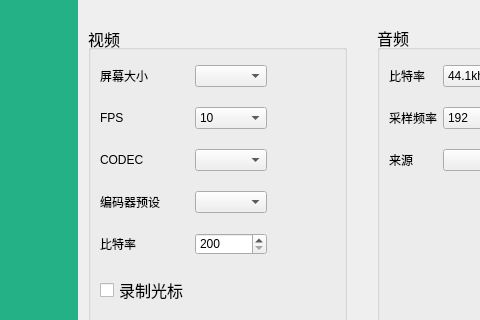
Before: the Qt Designer form obs/forms/YDBSettings.ui in sunwenjieIT/wenjie-obs-personal, drawn with Qt 5; both pictures show x 132 to 612 and y 166 to 486 of the 808 by 579 pixel window.
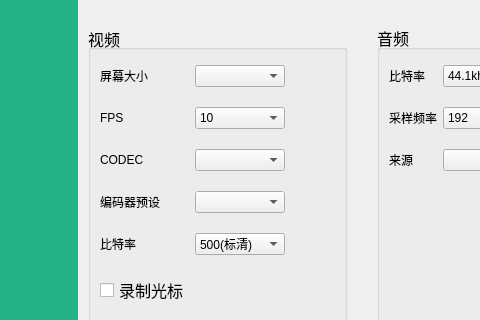
After: the same form once the commit is applied. The open tabs and pages were chosen to show the change. Icons and pictures are not drawn.

Diff of the .ui file:
```diff
--- a/obs/forms/YDBSettings.ui
+++ b/obs/forms/YDBSettings.ui
@@ -1179,30 +1179,6 @@
                 </item>
                </widget>
               </item>
-              <item row="4" column="1">
-               <widget class="QSpinBox" name="simpleOutputVBitrate">
-                <property name="maximumSize">
-                 <size>
-                  <width>16777215</width>
-                  <height>16777215</height>
-                 </size>
-                </property>
-                <property name="font">
-                 <font>
-                  <pointsize>9</pointsize>
-                 </font>
-                </property>
-                <property name="styleSheet">
-                 <string notr="true">color: rgb(0, 0, 0);</string>
-                </property>
-                <property name="minimum">
-                 <number>200</number>
-                </property>
-                <property name="maximum">
-                 <number>1000000</number>
-                </property>
-               </widget>
-              </item>
               <item row="2" column="1">
                <widget class="QComboBox" name="simpleOutStrEncoder">
                 <property name="maximumSize">
@@ -1316,6 +1292,30 @@
                 </property>
                </widget>
               </item>
+              <item row="4" column="1">
+               <widget class="QComboBox" name="simpleOutputVBitrate">
+                <property name="font">
+                 <font>
+                  <pointsize>9</pointsize>
+                 </font>
+                </property>
+                <item>
+                 <property name="text">
+                  <string>500(标清)</string>
+                 </property>
+                </item>
+                <item>
+                 <property name="text">
+                  <string>750(高清)</string>
+                 </property>
+                </item>
+                <item>
+                 <property name="text">
+                  <string>1000(超清)</string>
+                 </property>
+                </item>
+               </widget>
+              </item>
              </layout>
             </widget>
            </item>
```
Left out of the diff: 10 changed lines with no effect on the pictures.
